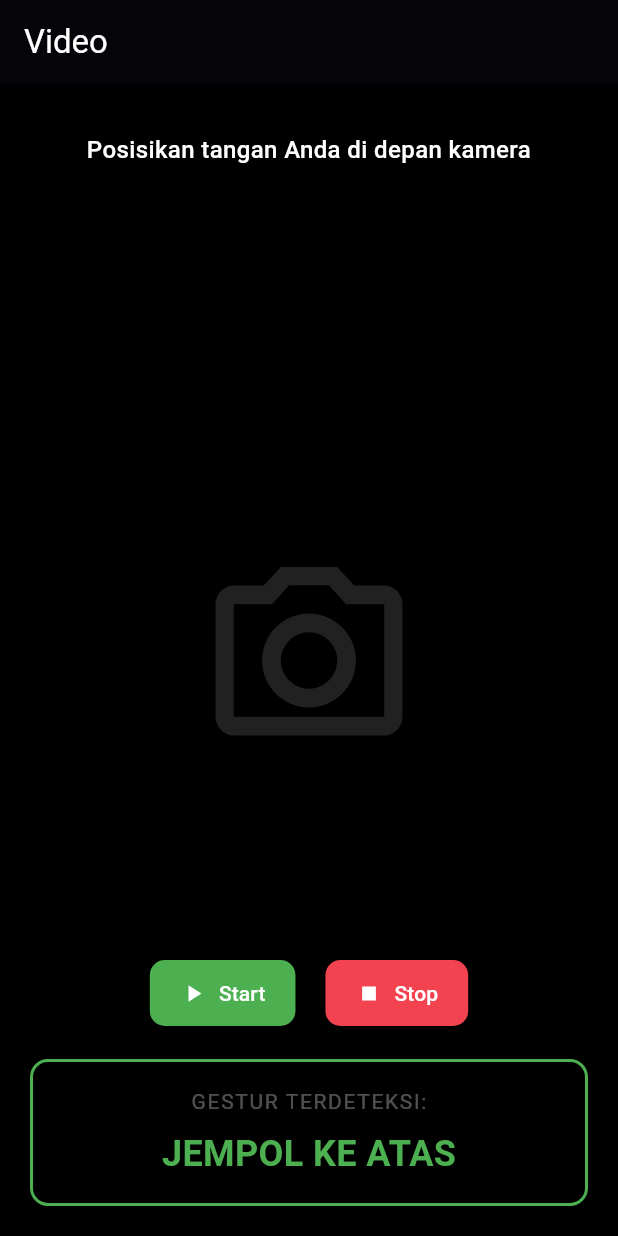
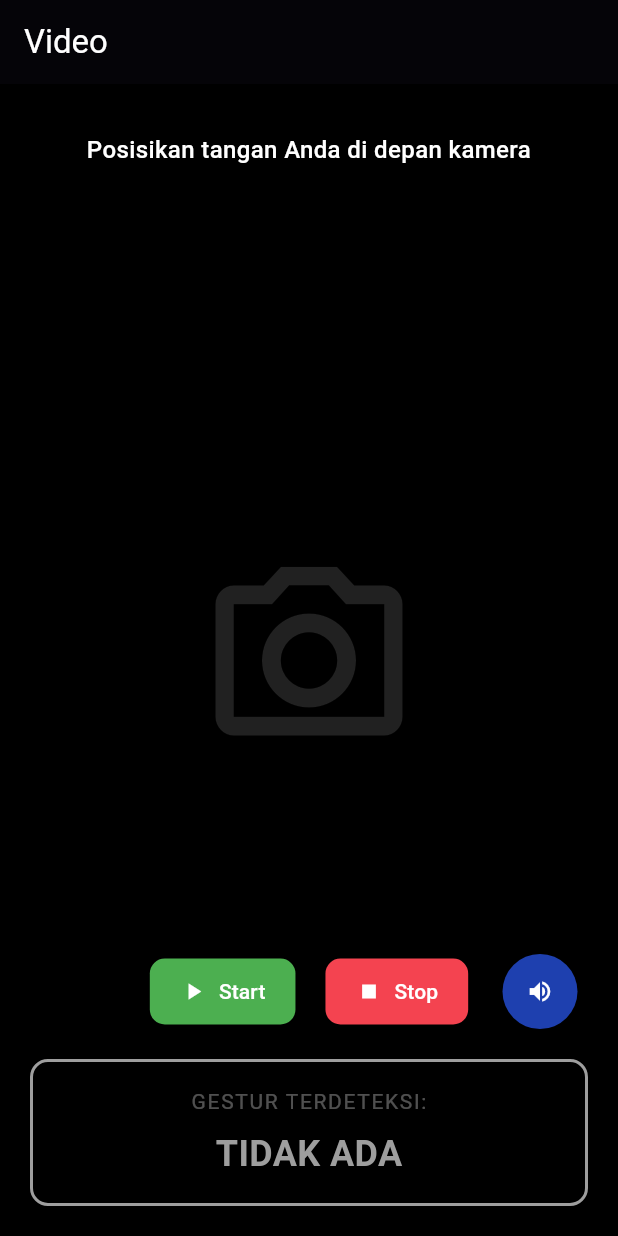
Before and after one commit to RafaMufid/Gestra-Mobile, a Flutter app: the VideoPage screen opened directly, on a phone screen of 412 x 824 dp. Run offline on Flutter 3.47's test engine with Material 3 defaults, Android fonts, the phone set to English and light mode, and no system bars.

Commit message:
re-push last commit

```diff
--- a/gestra/lib/video.dart
+++ b/gestra/lib/video.dart
@@ -1,7 +1,15 @@
 import 'package:flutter/material.dart';
 
-class VideoPage extends StatelessWidget {
+class VideoPage extends StatefulWidget {
   const VideoPage({super.key});
+
+  @override
+  State<VideoPage> createState() => _VideoPageState();
+}
+
+class _VideoPageState extends State<VideoPage> {
+  bool _isRecording = false;
+  String _detectedText = 'TIDAK ADA';
 
   @override
   Widget build(BuildContext context) {
@@ -40,6 +48,8 @@ class VideoPage extends StatelessWidget {
   }
 
   Widget _buildGestureOverlay() {
+    final Color statusColor = _isRecording ? Colors.green : Colors.grey;
+
     return Padding(
       padding: const EdgeInsets.all(20.0),
       child: Column(
@@ -61,18 +71,29 @@ class VideoPage extends StatelessWidget {
               textAlign: TextAlign.center,
             ),
           ),
-
           Spacer(),
-          _buildRecordButtons(),
-          SizedBox(height: 20),
-
+          _buildButtonRow(
+            onStart: () {
+              setState(() {
+                _isRecording = true;
+                _detectedText = 'HALO SAYA RAFA';
+              });
+            },
+            onStop: () {
+              setState(() {
+                _isRecording = false;
+                _detectedText = 'TIDAK ADA';
+              });
+            },
+          ),
+          const SizedBox(height: 20),
           Container(
             width: double.infinity,
             padding: const EdgeInsets.all(16.0),
             decoration: BoxDecoration(
               color: const Color.fromARGB(60, 0, 0, 0),
               borderRadius: BorderRadius.circular(12.0),
-              border: Border.all(color: Colors.green, width: 2),
+              border: Border.all(color: statusColor, width: 2),
             ),
             child: Column(
               children: [
@@ -85,10 +106,10 @@ class VideoPage extends StatelessWidget {
                   ),
                 ),
                 const SizedBox(height: 8.0),
-                const Text(
-                  'JEMPOL KE ATAS',
+                Text(
+                  _detectedText,
                   style: TextStyle(
-                    color: Colors.green,
+                    color: statusColor,
                     fontSize: 24.0,
                     fontWeight: FontWeight.bold,
                   ),
@@ -101,15 +122,16 @@ class VideoPage extends StatelessWidget {
     );
   }
 
-  Widget _buildRecordButtons() {
-    return Row(
+  Widget _buildButtonRow({required VoidCallback onStart, required VoidCallback onStop}) {
+    return Stack(
+      alignment: Alignment.center,
+      children: [
+        Row(
           mainAxisAlignment: MainAxisAlignment.center,
           children: [
             // Tombol Start
             ElevatedButton.icon(
-          onPressed: () {
-            // ini buat logika pas dipencet belom beres pak
-          },
+              onPressed: onStart,
               icon: const Icon(Icons.play_arrow, color: Colors.white),
               label: const Text(
                 'Start',
@@ -124,11 +146,9 @@ class VideoPage extends StatelessWidget {
               ),
             ),
             const SizedBox(width: 20),
-        // Tombol Stop
+
             ElevatedButton.icon(
-          onPressed: () {
-            // ini juga logic buat pas button dipencet tapi belom hehe
-          },
+              onPressed: onStop,
               icon: const Icon(Icons.stop, color: Colors.white),
               label: const Text(
                 'Stop',
@@ -143,6 +163,35 @@ class VideoPage extends StatelessWidget {
               ),
             ),
           ],
+        ),
+
+        Align(
+          alignment: Alignment.centerRight,
+          child: ElevatedButton(
+            onPressed: () {
+              if (_isRecording && _detectedText != 'TIDAK ADA') {
+                ScaffoldMessenger.of(context).showSnackBar(
+                  SnackBar(
+                    content: Text('Memutar audio untuk: $_detectedText'),
+                    backgroundColor: const Color(0xFF1E40AF),
+                    behavior: SnackBarBehavior.floating,
+                    duration: const Duration(seconds: 2),
+                  ),
+                );
+              }
+            },
+            style: ElevatedButton.styleFrom(
+              backgroundColor: const Color(0xFF1E40AF),
+              shape: const CircleBorder(),
+              padding: const EdgeInsets.all(16),
+            ),
+            child: const Icon(
+              Icons.volume_up,
+              color: Colors.white,
+            ),
+          ),
+        ),
+      ],
     );
   }
 }
```
Lines whose indentation alone changed are shown as unchanged.
